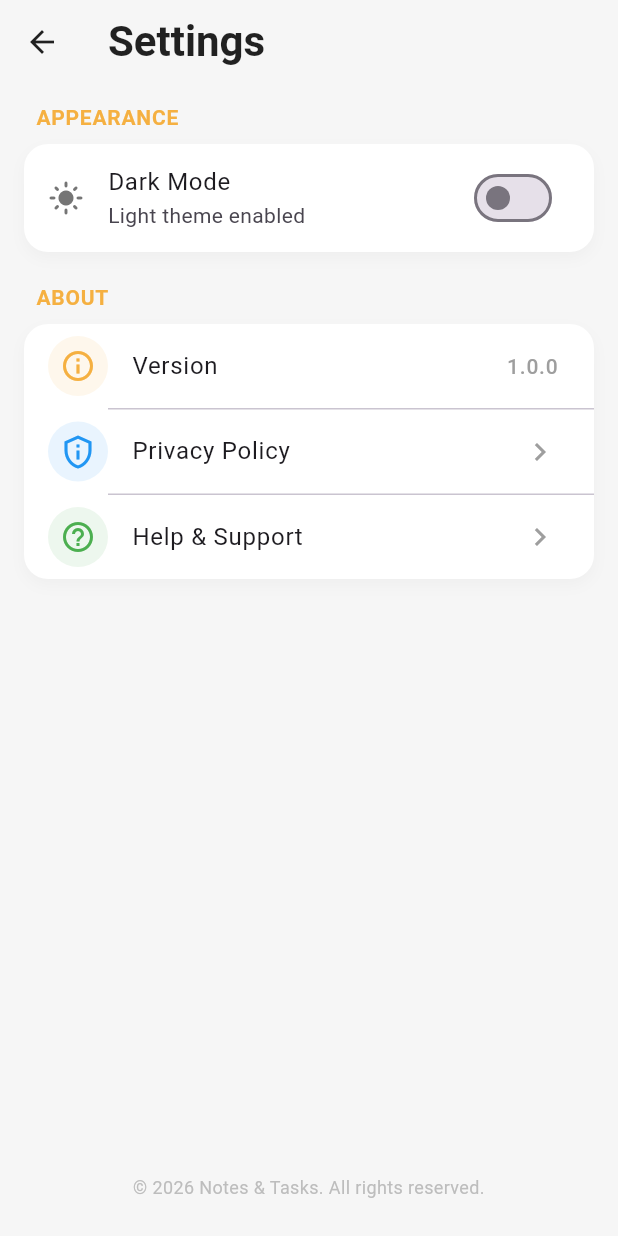
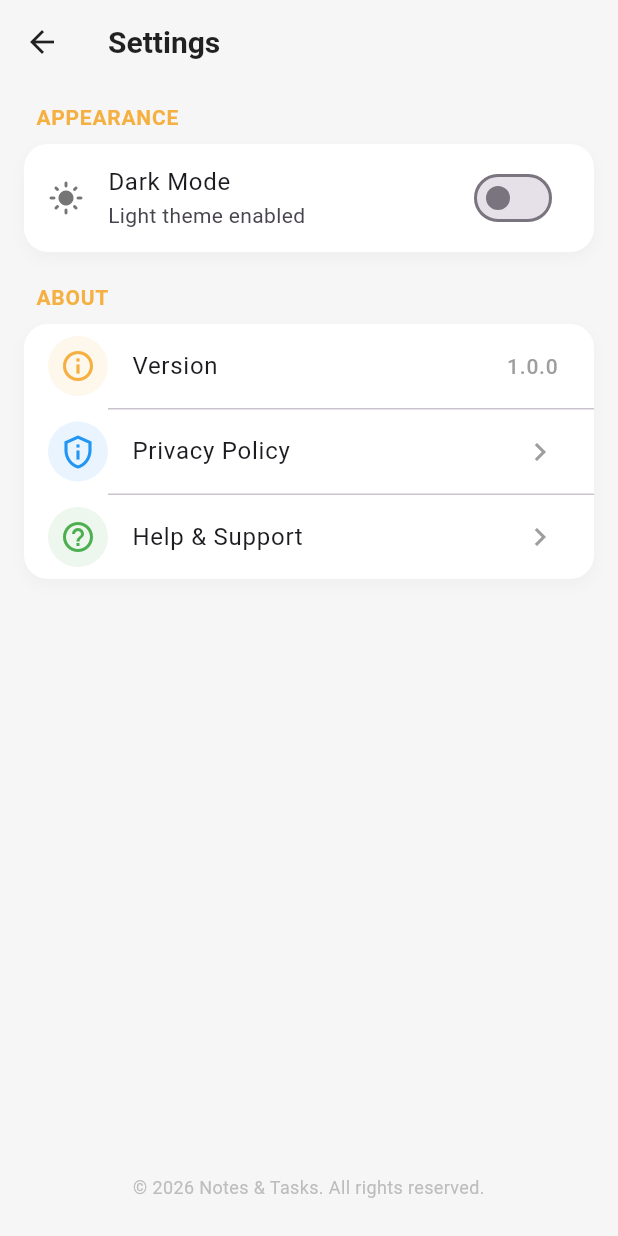
Before and after one commit to SurajChaurasia84/Notes, a Flutter app: the screen it shows after launch, after a tap on the "settings" icon, on a phone screen of 412 x 824 dp. Run offline on Flutter 3.47's test engine with Material 3 defaults, Android fonts, the phone set to English and light mode, and no system bars; our stand-ins replace shared_preferences.

Commit message:
feat: update settings screen

```diff
--- a/lib/screens/settings_screen.dart
+++ b/lib/screens/settings_screen.dart
@@ -24,7 +24,14 @@ class _SettingsScreenState extends State<SettingsScreen> {
     return Scaffold(
       backgroundColor: scaffoldBg,
       appBar: AppBar(
-        title: const Text('Settings'),
+        title: Text(
+          'Settings',
+          style: TextStyle(
+            fontSize: 20,
+            fontWeight: FontWeight.bold,
+            color: isDark ? Colors.white : Colors.black87,
+          ),
+        ),
         leading: IconButton(
           icon: const Icon(Icons.arrow_back),
           onPressed: () => Navigator.pop(context),
```
